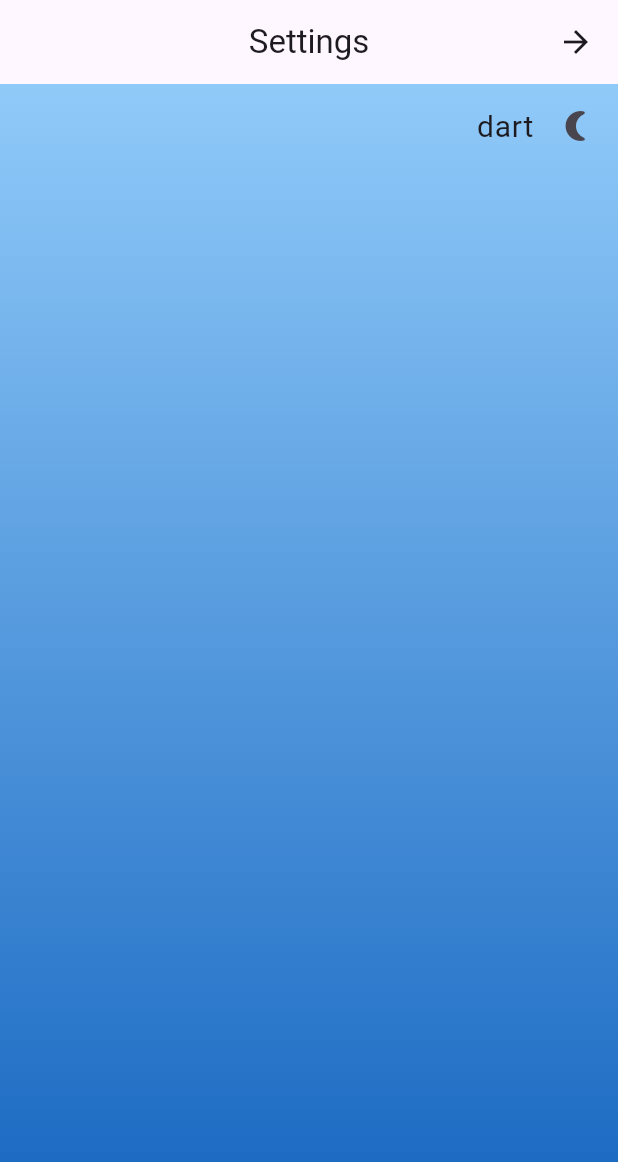
After one commit to hilm733/h2, a Flutter app: the settings screen opened directly, on a phone screen of 412 x 824 dp. The commit adds this screen. Shown: the top 1162 px of the screen. Run offline on Flutter 3.47's test engine with Material 3 defaults, Android fonts, the phone set to English and light mode, and no system bars; missing offline and left inert: mailer.

```diff
--- /dev/null
+++ b/lib/Settings_App.dart
@@ -0,0 +1,45 @@
+import 'package:flutter/material.dart';
+import 'home.dart';
+import 'main.dart';
+import 'dark_light.dart';
+import 'package:provider/provider.dart';
+
+class settings extends StatelessWidget {
+  settings({super.key});
+  @override
+  Widget build(BuildContext context) {
+    final themeNotifier = Provider.of<ThemeNotifier>(context, listen: false);
+    final cur = Theme.of(context);
+    final a = themeNotifier.da();
+
+    return Directionality(
+      textDirection: TextDirection.rtl,
+      child: Scaffold(
+        backgroundColor: cur.scaffoldBackgroundColor,
+        appBar: AppBar(title: Text("Settings"), centerTitle: true),
+        body: Container(
+          width: double.infinity,
+          decoration: BoxDecoration(
+            gradient: LinearGradient(
+              begin: Alignment.topCenter,
+              end: Alignment.bottomCenter,
+              colors: [Colors.blue.shade200, Colors.blue.shade800],
+            ),
+          ),
+          child: Column(
+            // mainAxisSize: MainAxisSize.max,
+            children: [
+              ListTile(
+                leading: Icon(Icons.nightlight_round),
+                title: Text("$a", style: TextStyle(fontSize: 20)),
+                onTap: () {
+                  themeNotifier.toggleTheme();
+                },
+              ),
+            ],
+          ),
+        ),
+      ),
+    );
+  }
+}
--- a/lib/drawer.dart
+++ b/lib/drawer.dart
@@ -1,8 +1,10 @@
 import 'package:corce_app/send_email.dart';
+import 'Settings_App.dart';
 import 'package:flutter/material.dart';
 import 'package:provider/provider.dart';
 import 'dark_light.dart';
 import 'login.dart';
+import 'send_email.dart';
 class drawerr extends StatelessWidget {
   drawerr({super.key,required this.all});
   dynamic all;
@@ -48,12 +50,22 @@ class drawerr extends StatelessWidget {
             ListTile(
               leading: Icon(Icons.output),
               title: Text("note"),
-              onTap: () {},
+              onTap: () {
+                _showMessagingDialog(context, all);
+
+              },
             ),
             ListTile(
               leading: Icon(Icons.settings),
               title: Text("settings"),
-              onTap: () {},
+              onTap: () {
+                // Navigator.pop(context);
+                Navigator.push(
+                  context,
+                  MaterialPageRoute(builder: (context) => settings()),
+                );
+
+              },
             ),
             AboutListTile(
               child: Text("Abute"),
```
